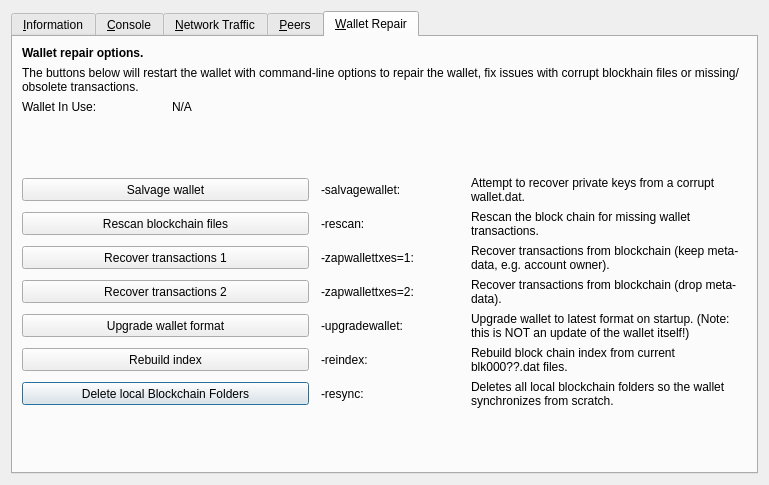
Old version of the form src/qt/forms/rpcconsole.ui in the repository pedrorv0106/DAPS.
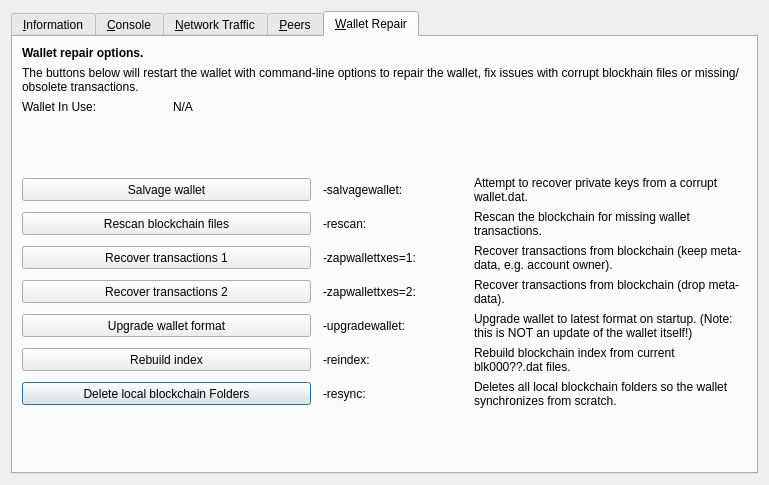
New version of the form. The open tabs and pages were chosen to show the change. Icons and pictures are not drawn. Custom widgets are drawn as their Qt base class.

Commit message: Fix inconsistent use of "blockchain" word varitaions in Wallet Repair tab

```diff
--- a/src/qt/forms/rpcconsole.ui
+++ b/src/qt/forms/rpcconsole.ui
@@ -1253,7 +1253,7 @@
           </size>
          </property>
          <property name="text">
-          <string>Delete local Blockchain Folders</string>
+          <string>Delete local blockchain Folders</string>
          </property>
         </widget>
        </item>
@@ -1375,7 +1375,7 @@
        <item row="5" column="3">
         <widget class="QLabel" name="label_repair_rescan">
          <property name="text">
-          <string>Rescan the block chain for missing wallet transactions.</string>
+          <string>Rescan the blockchain for missing wallet transactions.</string>
          </property>
          <property name="wordWrap">
           <bool>true</bool>
@@ -1495,7 +1495,7 @@
        <item row="9" column="3">
         <widget class="QLabel" name="label_repair_reindex">
          <property name="text">
-          <string>Rebuild block chain index from current blk000??.dat files.</string>
+          <string>Rebuild blockchain index from current blk000??.dat files.</string>
          </property>
          <property name="wordWrap">
           <bool>true</bool>
```
